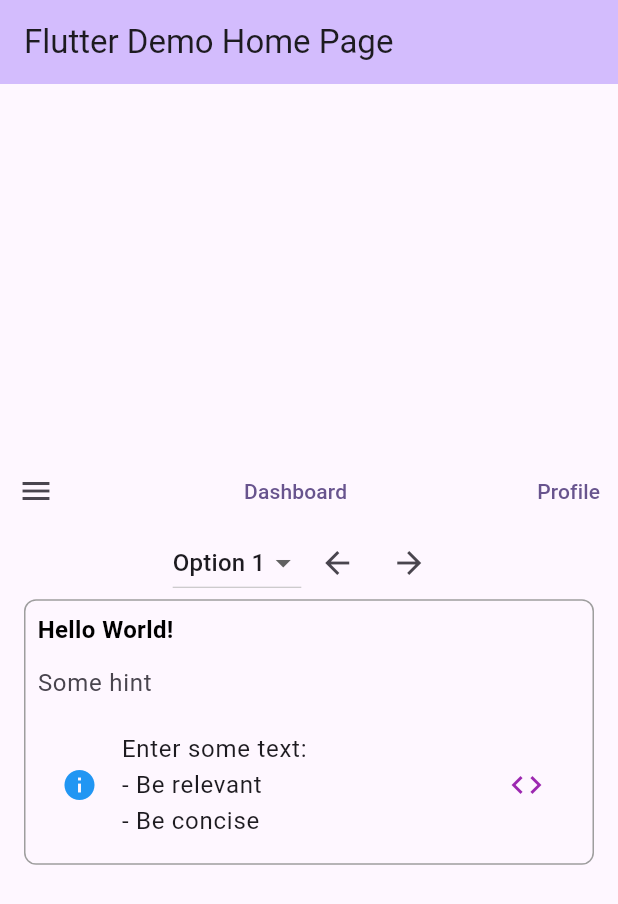
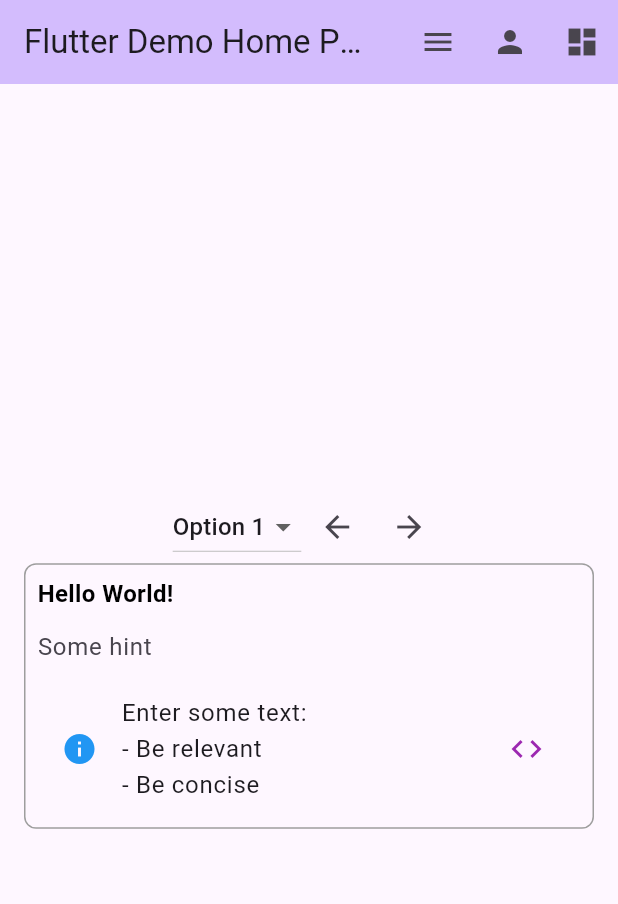
Before and after one commit to flarebyte/suricatta-sapiens, a Flutter app: the screen it shows after launch, on a phone screen of 412 x 824 dp. Shown: the top 904 px of the screen. Run offline on Flutter 3.47's test engine with Material 2 defaults, Android fonts, the phone set to English and light mode, and no system bars; generated files the repository leaves out were written again.

Commit message:
Move menu to expected location in application bar

```diff
--- a/apps/app4152964/lib/main.dart
+++ b/apps/app4152964/lib/main.dart
@@ -43,39 +43,35 @@ class _MyHomePageState extends State<MyHomePage> {
   Widget build(BuildContext context) {
     return Scaffold(
       appBar: AppBar(
-        backgroundColor: Theme.of(context).colorScheme.inversePrimary,
-        title: Text(widget.title),
-      ),
+          backgroundColor: Theme.of(context).colorScheme.inversePrimary,
+          title: Text(widget.title),
+          actions: [
+            IconButton(
+              icon: Icon(Icons.menu),
+              tooltip: 'Menu',
+              onPressed: () {
+                // TODO: implement menu functionality
+              },
+            ),
+            IconButton(
+              icon: Icon(Icons.person),
+              tooltip: 'Profile',
+              onPressed: () {
+                // TODO: implement menu functionality
+              },
+            ),
+            IconButton(
+              icon: Icon(Icons.dashboard),
+              tooltip: 'Dashboard',
+              onPressed: () {
+                // TODO: implement menu functionality
+              },
+            ),
+          ]),
       body: Center(
         child: Column(
           mainAxisAlignment: MainAxisAlignment.center,
           children: <Widget>[
-            Row(
-              mainAxisAlignment: MainAxisAlignment.spaceBetween,
-              children: [
-                // Menu button with icon
-                IconButton(
-                  icon: Icon(Icons.menu),
-                  onPressed: () {
-                    // TODO: implement menu functionality
-                  },
-                ),
-                // Dashboard button
-                TextButton(
-                  child: Text('Dashboard'),
-                  onPressed: () {
-                    // TODO: implement dashboard functionality
-                  },
-                ),
-                // Profile button
-                TextButton(
-                  child: Text('Profile'),
-                  onPressed: () {
-                    // TODO: implement profile functionality
-                  },
-                ),
-              ],
-            ),
             Row(
               mainAxisAlignment: MainAxisAlignment.center,
               children: [
```
